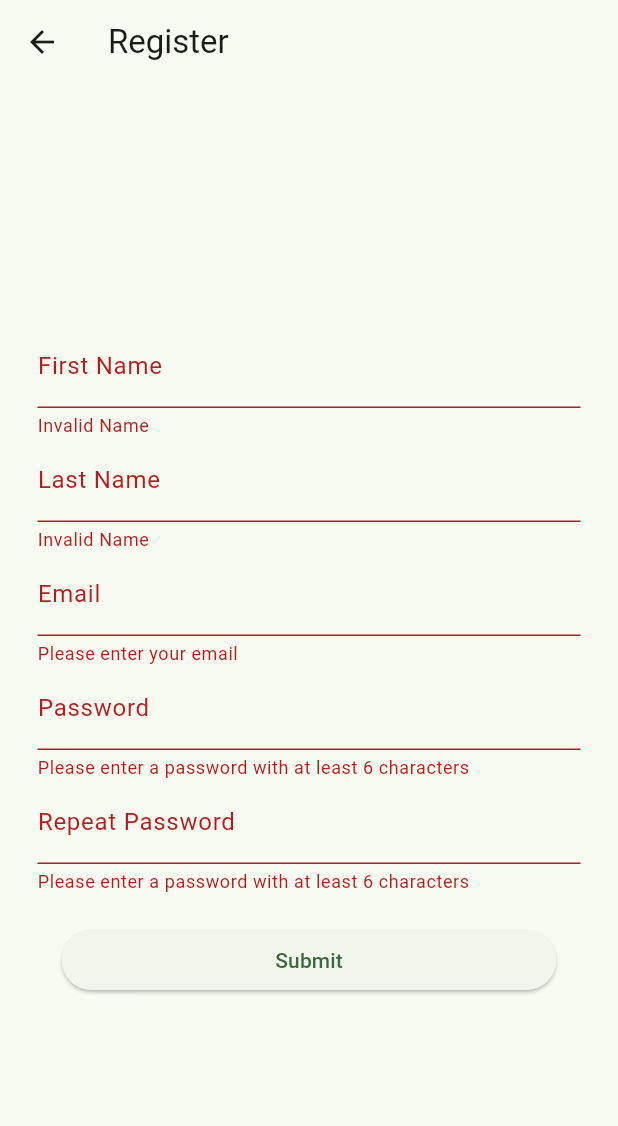
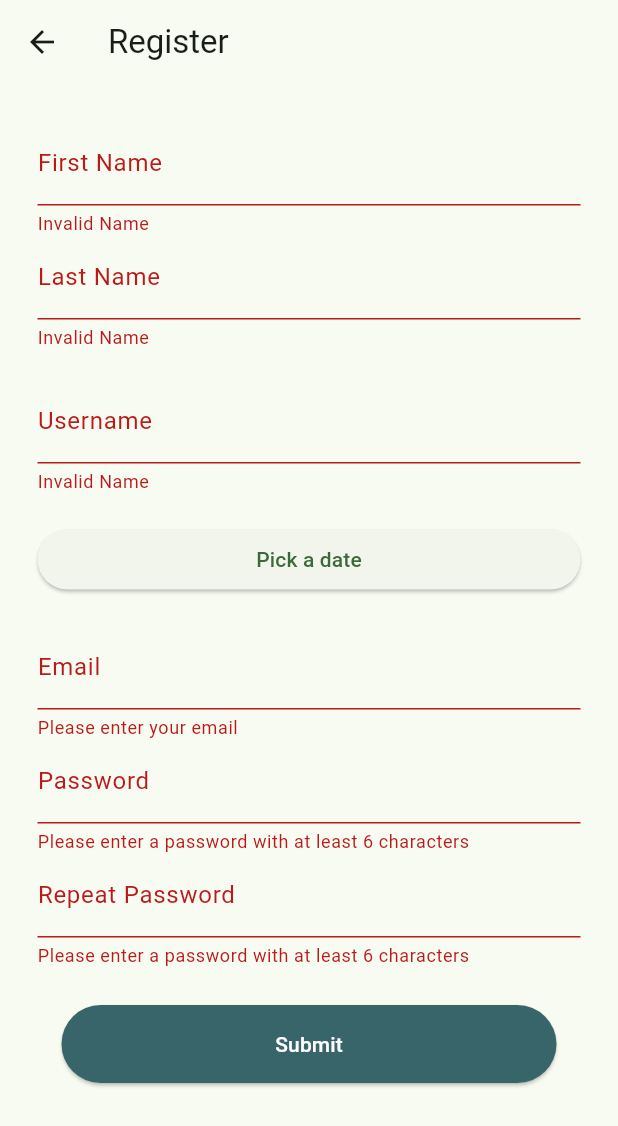
Before and after one commit to mateicrainiceanu/meetme_flutter, a Flutter app: the RegisterScreen screen opened by its route, after a tap on "Submit", on a phone screen of 412 x 824 dp. Shown: the top 1126 px of the screen. Run offline on Flutter 3.47's test engine with Material 3 defaults, Android fonts, the phone set to English and light mode, and no system bars; our stand-ins replace dio, flutter_secure_storage; accounts and stored records are empty.

Commit message:
Username and Date of Birth added

```diff
--- a/lib/components/width_btn.dart
+++ b/lib/components/width_btn.dart
@@ -1,19 +1,29 @@
 import "package:flutter/material.dart";
 
 class WidthBtn extends StatelessWidget {
-  const WidthBtn({super.key, required this.title, required this.action});
+  const WidthBtn(
+      {super.key, required this.title, required this.action, this.color});
 
+  final Color? color;
   final String title;
   final void Function() action;
 
   @override
   Widget build(BuildContext context) {
+    final Color bgColor =
+        color == null ? Theme.of(context).colorScheme.tertiary : color!;
+
     return SizedBox(
       width: double.infinity,
       child: Padding(
-        padding: const EdgeInsets.symmetric(horizontal: 16.0),
+        padding: const EdgeInsets.symmetric(horizontal: 16.0, vertical: 5),
         child: ElevatedButton(
           onPressed: action,
+          style: ElevatedButton.styleFrom(
+            backgroundColor: bgColor,
+            foregroundColor: Colors.white,
+            padding: const EdgeInsets.all(16.0),
+          ),
           child: Text(title),
         ),
       ),
--- a/lib/main.dart
+++ b/lib/main.dart
@@ -1,8 +1,6 @@
 import 'package:flutter/material.dart';
-import 'package:meetme/screens/loading_screen.dart';
 import 'package:provider/provider.dart';
 
-import 'package:meetme/providers/api_service.dart';
 import 'package:meetme/providers/user_provider.dart';
 
 import 'package:meetme/screens/home_screen.dart';
--- a/lib/models/auth_user.dart
+++ b/lib/models/auth_user.dart
@@ -1,19 +1,48 @@
+import 'package:meetme/providers/api_service.dart';
+import 'package:meetme/providers/user_provider.dart';
+
 class AuthUser {
   final String fname;
   final String lname;
   final String email;
+  final String username;
+  final DateTime dateOfBirth;
 
   const AuthUser({
     required this.fname,
     required this.lname,
     required this.email,
+    required this.username,
+    required this.dateOfBirth,
   });
 
   static AuthUser fromJson(Map<String, dynamic> user) {
+    print(user);
     return AuthUser(
       fname: user["fname"],
       lname: user["lname"],
       email: user["email"],
+      username: user["username"],
+      dateOfBirth: DateTime.parse(user["dateOfBirth"]),
     );
   }
+
+  static Future<bool> usernameIsAvailabile(String uname) async {
+    if (uname == UserProvider.instance.user!.username) {
+      return true;
+    } else {
+      final response = await ApiService.instance.request(
+        "/username",
+        DioMethod.get,
+        {"username": uname},
+        null,
+      );
+
+      if (response.statusCode == 200) {
+        return true;
+      } else {
+        return false;
+      }
+    }
+  }
 }
--- a/lib/providers/api_service.dart
+++ b/lib/providers/api_service.dart
@@ -16,7 +16,7 @@ class ApiService {
     if (value == null) {
       const FlutterSecureStorage().delete(key: "token");
     } else {
-      const FlutterSecureStorage().write(key: "token", value: value!);
+      const FlutterSecureStorage().write(key: "token", value: value);
       _token = value;
     }
   }
--- a/lib/screens/auth/register_screen.dart
+++ b/lib/screens/auth/register_screen.dart
@@ -1,6 +1,7 @@
 import 'package:dio/dio.dart';
 import 'package:flutter/material.dart';
 import 'package:meetme/components/width_btn.dart';
+import 'package:meetme/models/auth_user.dart';
 import 'package:meetme/providers/user_provider.dart';
 
 class RegisterScreen extends StatefulWidget {
@@ -18,15 +19,33 @@ class _RegisterScreenState extends State<RegisterScreen> {
   var _email = "";
   var _password = "";
   var _passConfirm = "";
+  var _username = "";
+  DateTime? _dateOfBirth;
 
   var _isLoading = false;
+
+  void _selectDate() async {
+    final DateTime? picked = await showDatePicker(
+      context: context,
+      initialDate: DateTime.now(),
+      firstDate: DateTime(1900),
+      lastDate: DateTime.now(),
+    );
+    if (picked != null) {
+      setState(() {
+        _dateOfBirth = picked;
+      });
+    }
+  }
 
   void _submit() async {
     setState(() {
       _isLoading = true;
     });
 
-    if (!_formKey.currentState!.validate()) {
+    print(!_formKey.currentState!.validate());
+
+    if (!_formKey.currentState!.validate() || _dateOfBirth == null) {
       setState(() {
         _isLoading = false;
       });
@@ -48,7 +67,8 @@ class _RegisterScreenState extends State<RegisterScreen> {
     }
 
     try {
-      await UserProvider.instance.register(_fname, _lname, _email, _password);
+      await UserProvider.instance.register(
+          _fname, _lname, _email, _password, _username, _dateOfBirth!);
     } on DioException catch (error) {
       if (!mounted) return;
       setState(() {
@@ -72,7 +92,8 @@ class _RegisterScreenState extends State<RegisterScreen> {
   Widget build(BuildContext context) {
     return Scaffold(
       appBar: AppBar(title: const Text("Register")),
-      body: Form(
+      body: SingleChildScrollView(
+        child: Form(
           key: _formKey,
           child: Padding(
             padding: const EdgeInsets.all(25.0),
@@ -103,6 +124,36 @@ class _RegisterScreenState extends State<RegisterScreen> {
                     _lname = val!;
                   },
                 ),
+                const SizedBox(height: 20),
+                TextFormField(
+                  decoration: const InputDecoration(labelText: "Username"),
+                  textCapitalization: TextCapitalization.none,
+                  autocorrect: false,
+                  validator: (val) {
+                    if (val == null || val.isEmpty) {
+                      return "Invalid Name";
+                    }
+                    return null;
+                  },
+                  onSaved: (val) {
+                    _username = val!;
+                  },
+                ),
+                const SizedBox(height: 20),
+                SizedBox(
+                  width: double.infinity,
+                  child: ElevatedButton(
+                      onPressed: _selectDate,
+                      child: Text(_dateOfBirth != null
+                          ? _dateOfBirth
+                              .toString()
+                              .substring(0, 10)
+                              .split("-")
+                              .reversed
+                              .join(".")
+                          : "Pick a date")),
+                ),
+                const SizedBox(height: 20),
                 TextFormField(
                   decoration: const InputDecoration(labelText: "Email"),
                   keyboardType: TextInputType.emailAddress,
@@ -138,7 +189,8 @@ class _RegisterScreenState extends State<RegisterScreen> {
                   },
                 ),
                 TextFormField(
-                decoration: const InputDecoration(labelText: "Repeat Password"),
+                  decoration:
+                      const InputDecoration(labelText: "Repeat Password"),
                   keyboardType: TextInputType.visiblePassword,
                   obscureText: true,
                   autocorrect: false,
@@ -161,6 +213,7 @@ class _RegisterScreenState extends State<RegisterScreen> {
             ),
           ),
         ),
+      ),
     );
   }
 }
```
Also changed, not shown: lib/providers/user_provider.dart (+12 -13 lines), lib/screens/dash/profile_screen.dart (added, +129 -0 lines), lib/screens/dash_screen.dart (+35 -14 lines). Lines whose indentation alone changed are shown as unchanged.
